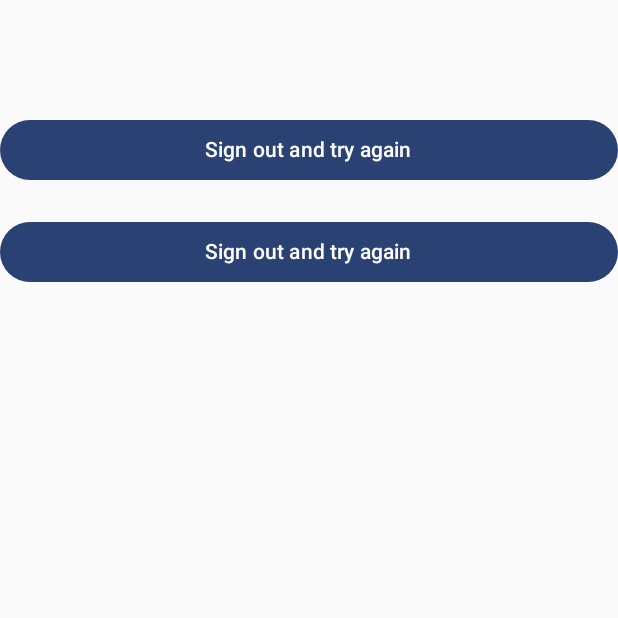
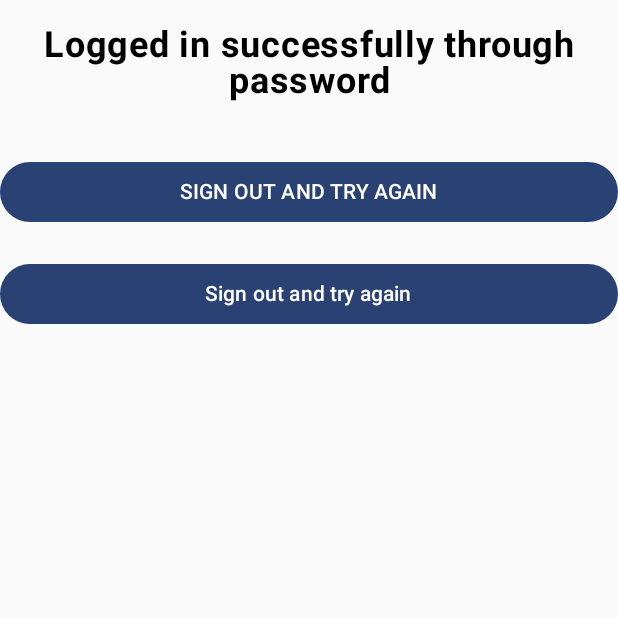
Before and after one commit to Lupillo17/CredentialManagerAPICompose, an Android app built with Jetpack Compose: the HomeView screen opened through its navigation route, on a phone screen of 412 x 824 dp, the top half of it. Run offline under Robolectric (Android 15) with nearby library versions, the phone set to English and light mode, and no system bars; our stand-ins replace Dagger/Hilt's generated code; 1 statement that could not run was skipped.

Commit message:
Added * HomeView with their viewmodel * MainView with their viewmodel * Signup with their viewmodel (still in progress)
RootGraph.kt
* added SIGN_UP as route

strings.xml
Added string resource for all the views mentioned before

```diff
--- a/app/src/main/java/com/example/credentialmanagerapicompose/presentation/core/navigation/HomeNavGraph.kt
+++ b/app/src/main/java/com/example/credentialmanagerapicompose/presentation/core/navigation/HomeNavGraph.kt
@@ -10,7 +10,7 @@ import androidx.navigation.compose.composable
 import com.example.credentialmanagerapicompose.presentation.core.navigation.graphs.Graph
 import com.example.credentialmanagerapicompose.domain.navigation.INavigationProvider
 import com.example.credentialmanagerapicompose.domain.navigation.UIActions
-import com.example.credentialmanagerapicompose.presentation.home.MainView
+import com.example.credentialmanagerapicompose.presentation.home.HomeView
 import com.example.credentialmanagerapicompose.presentation.signin.SigninView
 
 @Composable
@@ -40,10 +40,13 @@ fun HomeNavGraph(
         startDestination = Graph.ROOT
     ) {
         composable(route = Graph.ROOT) {
-            MainView()
+            HomeView()
         }
         composable(route = Graph.SIGN_IN) {
             SigninView()
         }
+        composable(route = Graph.SIGN_UP) {
+            SigninView() // TODO: sign up view
+        }
     }
 }
--- a/app/src/main/java/com/example/credentialmanagerapicompose/presentation/core/navigation/graphs/RootGraph.kt
+++ b/app/src/main/java/com/example/credentialmanagerapicompose/presentation/core/navigation/graphs/RootGraph.kt
@@ -3,4 +3,5 @@ package com.example.credentialmanagerapicompose.presentation.core.navigation.gra
 object Graph{
     const val ROOT = "root"
     const val SIGN_IN = "sign_in"
+    const val SIGN_UP = "sign_up"
 }
--- a/app/src/main/java/com/example/credentialmanagerapicompose/presentation/home/MainView.kt
+++ b/app/src/main/java/com/example/credentialmanagerapicompose/presentation/home/HomeView.kt
@@ -10,6 +10,7 @@ import androidx.compose.material3.Text
 import androidx.compose.runtime.Composable
 import androidx.compose.ui.Modifier
 import androidx.compose.ui.platform.LocalContext
+import androidx.compose.ui.res.stringResource
 import androidx.compose.ui.text.font.FontWeight
 import androidx.compose.ui.text.style.TextAlign
 import androidx.compose.ui.unit.dp
@@ -20,8 +21,8 @@ import com.example.credentialmanagerapicompose.domain.navigation.UIActions
 import com.example.credentialmanagerapicompose.presentation.core.navigation.graphs.Graph
 
 @Composable
-fun MainView(
-    viewModel: MainViewModel = hiltViewModel(),
+fun HomeView(
+    viewModel: HomeViewModel = hiltViewModel(),
 ) {
 
     Box(
@@ -31,18 +32,24 @@ fun MainView(
             modifier = Modifier.fillMaxWidth()
         ) {
             Text(
-                modifier = Modifier.padding(16.dp),
+                modifier = Modifier
+                    .fillMaxWidth()
+                    .padding(16.dp),
                 text = viewModel.signedInText.value,
                 textAlign = TextAlign.Center,
-                fontSize = 16.sp,
+                fontSize = 24.sp,
                 fontWeight = FontWeight.Bold
             )
             Button(
                 modifier = Modifier
                     .fillMaxWidth()
                     .padding(top = 20.dp),
-                onClick = { viewModel.doUIAction(UIActions.NavigateTo(Graph.SIGN_IN)) }) {
-                Text(text = "Sign out and try again")
+                onClick = {
+                    viewModel.doUIAction(
+                        UIActions.NavigateTo(Graph.SIGN_IN)
+                    )
+                }) {
+                Text(text = stringResource(R.string.sign_out_and_try_again))
             }
 
             val context = LocalContext.current
--- a/app/src/main/java/com/example/credentialmanagerapicompose/presentation/home/MainViewModel.kt
+++ b/app/src/main/java/com/example/credentialmanagerapicompose/presentation/home/HomeViewModel.kt
@@ -4,7 +4,6 @@ import androidx.compose.runtime.mutableStateOf
 import androidx.lifecycle.ViewModel
 import androidx.lifecycle.viewModelScope
 import com.example.credentialmanagerapicompose.R
-import com.example.credentialmanagerapicompose.domain.navigation.INavigationService
 import com.example.credentialmanagerapicompose.domain.navigation.IUIActions
 import com.example.credentialmanagerapicompose.domain.navigation.UIActions
 import com.example.credentialmanagerapicompose.data.local.DataProvider
@@ -15,13 +14,18 @@ import kotlinx.coroutines.launch
 import javax.inject.Inject
 
 @HiltViewModel
-class MainViewModel @Inject constructor(
+class HomeViewModel @Inject constructor(
 //    private val navigationService: INavigationService,
     private val stringProvider: StringProvider,
     private val uiAction: IUIActions,
 ) : ViewModel() {
+
     private val _signedInText = mutableStateOf("")
     val signedInText get() = _signedInText
+
+    init {
+        configureSignedInText()
+    }
 
     private fun configureSignedInText() {
         if (DataProvider.isSignedInThroughPasskeys()) {
```
Also changed, not shown: app/src/main/java/com/example/credentialmanagerapicompose/presentation/main/MainView.kt (added, +77 -0 lines), app/src/main/java/com/example/credentialmanagerapicompose/presentation/main/MainViewModel.kt (added, +23 -0 lines), app/src/main/java/com/example/credentialmanagerapicompose/presentation/signup/SignupView.kt (added, +102 -0 lines), app/src/main/java/com/example/credentialmanagerapicompose/presentation/signup/SignupViewModel.kt (added, +203 -0 lines), app/src/main/res/values/strings.xml (+11 -0 lines).
